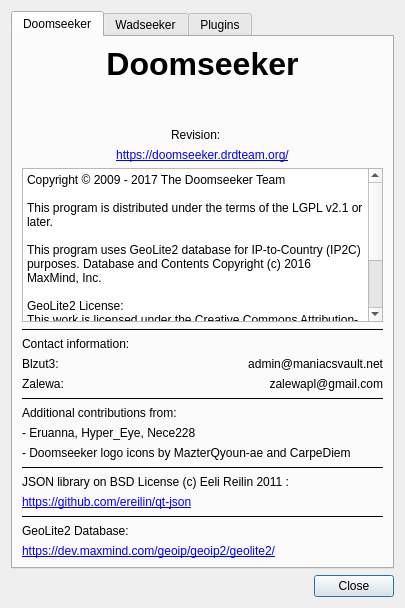
Destroyerrrocket/doomseeker-unofficial, file src/core/gui/aboutdialog.ui: the form before one commit.
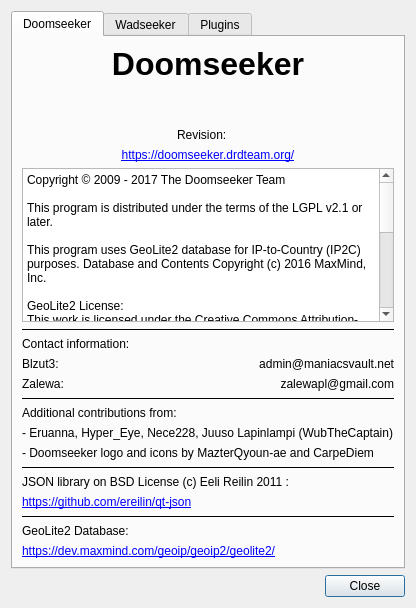
The form after the commit.

Commit message: - Attributed all icon sources in about dialog. Also attributed WubTheCaptain for general contribution to the project.

Diff of the .ui file:
```diff
--- a/src/core/gui/aboutdialog.ui
+++ b/src/core/gui/aboutdialog.ui
@@ -170,7 +170,16 @@
 This work is licensed under the Creative Commons Attribution-ShareAlike 3.0 Unported License. To view a copy of this license, visit http://creativecommons.org/licenses/by-sa/3.0/.
 
 GeoLite2 available at:
-https://dev.maxmind.com/geoip/geoip2/geolite2/</string>
+https://dev.maxmind.com/geoip/geoip2/geolite2/
+
+This program uses icons (or derivates of) from following sources:
+- Aha-Soft 
+- Crystal Clear by Everaldo Coelho
+- Fugue Icons (C) 2013 Yusuke Kamiyamane. All rights reserved. 
+- Nuvola 1.0 (KDE 3.x icon set)
+- Oxygen Icons 4.3.1 (KDE)
+- Tango Icon Library / Tango Desktop Project
+</string>
          </property>
         </widget>
        </item>
@@ -261,7 +270,7 @@
        <item>
         <widget class="QLabel" name="label_5">
          <property name="text">
-          <string>- Eruanna, Hyper_Eye, Nece228</string>
+          <string>- Eruanna, Hyper_Eye, Nece228, Juuso Lapinlampi (WubTheCaptain)</string>
          </property>
          <property name="textInteractionFlags">
           <set>Qt::LinksAccessibleByMouse|Qt::TextSelectableByMouse</set>
@@ -271,7 +280,7 @@
        <item>
         <widget class="QLabel" name="label_14">
          <property name="text">
-          <string>- Doomseeker logo icons by MazterQyoun-ae and CarpeDiem</string>
+          <string>- Doomseeker logo and icons by MazterQyoun-ae and CarpeDiem</string>
          </property>
          <property name="textInteractionFlags">
           <set>Qt::LinksAccessibleByMouse|Qt::TextSelectableByMouse</set>
```
